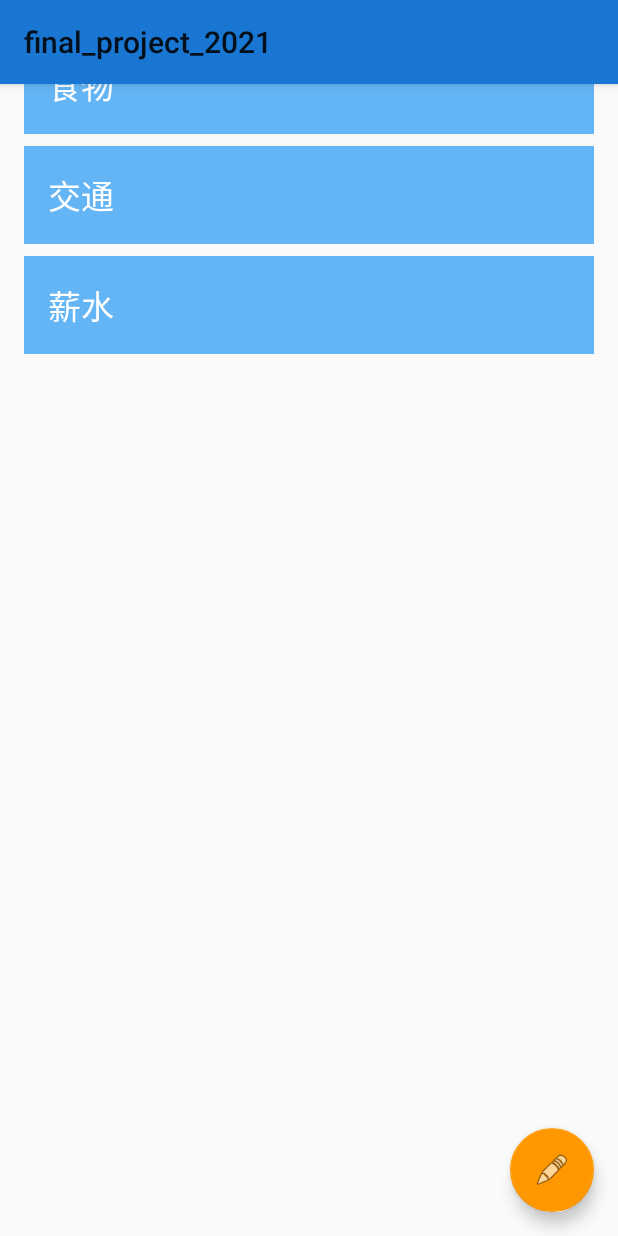
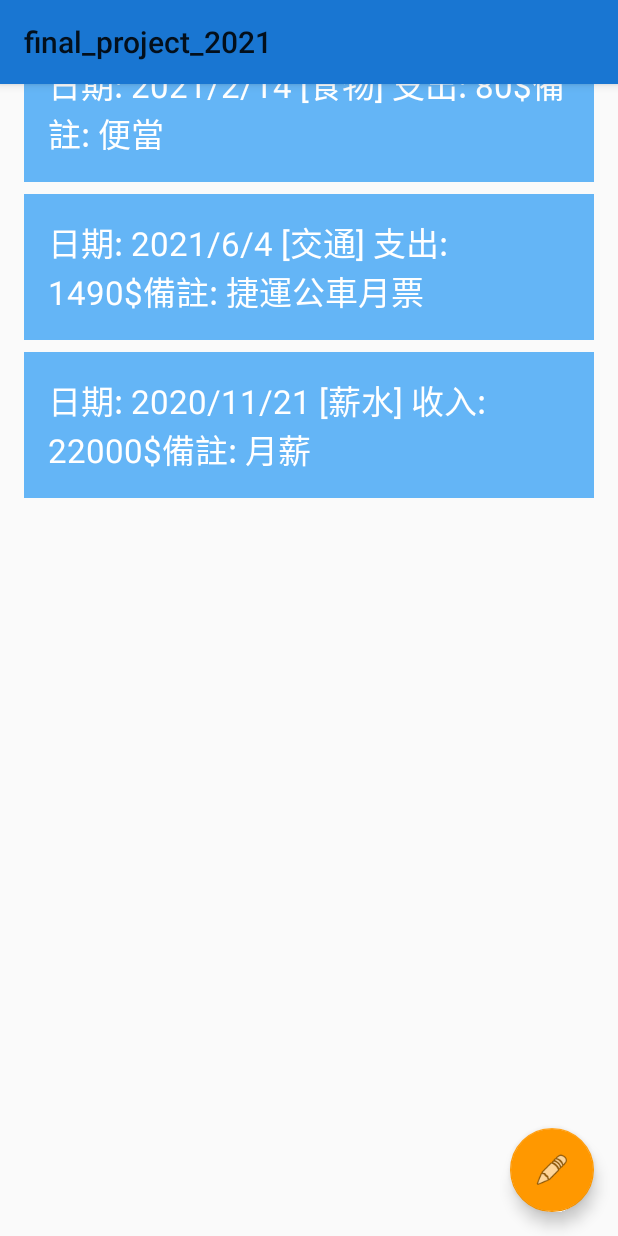
Before and after one commit to IBOTIAndy/109_2Android_final, an Android app: the screen it shows after launch (MainActivity), on a phone screen of 412 x 824 dp. Run offline under Robolectric (Android 15) with nearby library versions, the light colour scheme and no system bars; our stand-ins replace Room's generated code.

Commit message:
can show detail

```diff
--- a/app/src/main/java/com/bot/final_project_2021/Database/MoneyListAdapter.java
+++ b/app/src/main/java/com/bot/final_project_2021/Database/MoneyListAdapter.java
@@ -1,6 +1,7 @@
 package com.bot.final_project_2021.Database;
 
 import android.content.Context;
+import android.nfc.Tag;
 import android.view.LayoutInflater;
 import android.view.View;
 import android.view.ViewGroup;
@@ -34,8 +35,22 @@ public class MoneyListAdapter extends RecyclerView.Adapter<MoneyListAdapter.Mone
     }
 
     @Override public void onBindViewHolder(MoneyViewHolder holder, int position){   //設定recyclerview item
+        String string = "";
         Money current = mMoneys.get(position);
-        holder.moneyItemView.setText(current.getTag());
+        string += "日期: " + Integer.toString(current.getDate_year())
+                + "/" + Integer.toString(current.getDate_month())
+                + "/" + Integer.toString(current.getDate_day())
+                + " [" + current.getTag() + "] ";
+        if(current.getType()){
+            string += "收入: ";
+        }
+        else{
+            string += "支出: ";
+        }
+        string += Integer.toString(current.getMoney()) + "$"
+                + "備註: " + current.getText();
+
+        holder.moneyItemView.setText(string);
     }
 
     public void setMoneys(List<Money> moneys){
```
